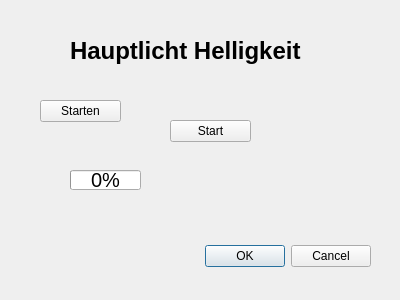
Before: the Qt Designer form JugendControllPanel/einstellunghauptlicht.ui in mvu/jugendprojekt, drawn with Qt 5.
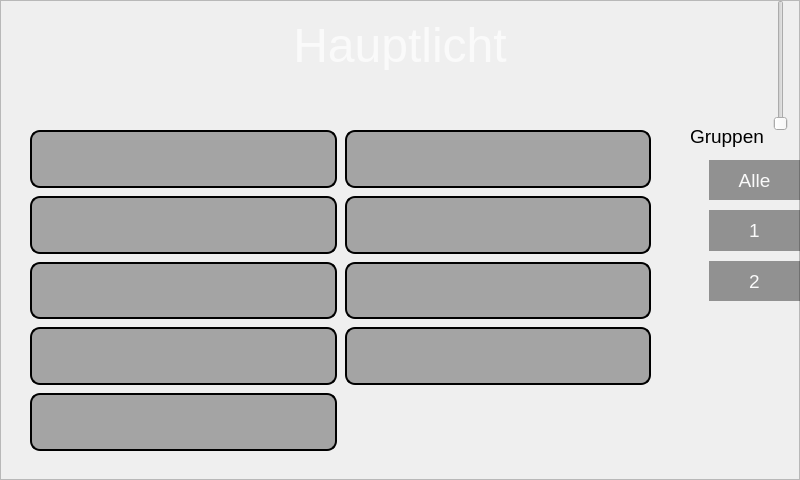
After: the same form once the commit is applied. Icons and pictures are not drawn.

```diff
--- a/JugendControllPanel/einstellunghauptlicht.ui
+++ b/JugendControllPanel/einstellunghauptlicht.ui
@@ -6,105 +6,532 @@
    <rect>
     <x>0</x>
     <y>0</y>
-    <width>400</width>
-    <height>300</height>
+    <width>800</width>
+    <height>480</height>
    </rect>
   </property>
   <property name="maximumSize">
    <size>
-    <width>400</width>
-    <height>300</height>
+    <width>800</width>
+    <height>480</height>
    </size>
   </property>
   <property name="windowTitle">
    <string>Dialog</string>
   </property>
-  <widget class="QDialogButtonBox" name="buttonBox">
-   <property name="geometry">
-    <rect>
-     <x>30</x>
-     <y>240</y>
-     <width>341</width>
-     <height>32</height>
-    </rect>
-   </property>
-   <property name="orientation">
-    <enum>Qt::Horizontal</enum>
-   </property>
-   <property name="standardButtons">
-    <set>QDialogButtonBox::Cancel|QDialogButtonBox::Ok</set>
-   </property>
-  </widget>
-  <widget class="QProgressBar" name="HelligkeitAnzeige">
-   <property name="geometry">
-    <rect>
-     <x>70</x>
-     <y>170</y>
-     <width>71</width>
-     <height>20</height>
-    </rect>
-   </property>
-   <property name="font">
-    <font>
-     <pointsize>15</pointsize>
-    </font>
-   </property>
-   <property name="layoutDirection">
-    <enum>Qt::LeftToRight</enum>
-   </property>
-   <property name="value">
-    <number>0</number>
-   </property>
-   <property name="orientation">
-    <enum>Qt::Horizontal</enum>
-   </property>
-  </widget>
+  <property name="styleSheet">
+   <string notr="true"/>
+  </property>
   <widget class="QLabel" name="label">
    <property name="geometry">
     <rect>
-     <x>70</x>
+     <x>0</x>
      <y>20</y>
-     <width>271</width>
-     <height>61</height>
+     <width>800</width>
+     <height>50</height>
     </rect>
    </property>
    <property name="font">
     <font>
-     <pointsize>18</pointsize>
-     <weight>75</weight>
-     <bold>true</bold>
+     <pointsize>36</pointsize>
+     <weight>50</weight>
+     <bold>false</bold>
     </font>
    </property>
+   <property name="styleSheet">
+    <string notr="true">color:rgb(250,250,250);</string>
+   </property>
    <property name="text">
-    <string>Hauptlicht Helligkeit</string>
+    <string>Hauptlicht</string>
    </property>
+   <property name="textFormat">
+    <enum>Qt::PlainText</enum>
+   </property>
+   <property name="alignment">
+    <set>Qt::AlignCenter</set>
+   </property>
   </widget>
-  <widget class="QPushButton" name="start">
+  <widget class="QSlider" name="verticalSlider">
    <property name="geometry">
     <rect>
-     <x>170</x>
-     <y>120</y>
+     <x>770</x>
+     <y>0</y>
+     <width>21</width>
+     <height>131</height>
+    </rect>
+   </property>
+   <property name="maximum">
+    <number>100</number>
+   </property>
+   <property name="orientation">
+    <enum>Qt::Vertical</enum>
+   </property>
+  </widget>
+  <widget class="QWidget" name="verticalLayoutWidget">
+   <property name="geometry">
+    <rect>
+     <x>709</x>
+     <y>160</y>
+     <width>91</width>
+     <height>141</height>
+    </rect>
+   </property>
+   <layout class="QVBoxLayout" name="verticalLayout">
+    <property name="spacing">
+     <number>10</number>
+    </property>
+    <item>
+     <widget class="QPushButton" name="pushButton_alle">
+      <property name="sizePolicy">
+       <sizepolicy hsizetype="Expanding" vsizetype="Expanding">
+        <horstretch>0</horstretch>
+        <verstretch>0</verstretch>
+       </sizepolicy>
+      </property>
+      <property name="font">
+       <font>
+        <pointsize>14</pointsize>
+       </font>
+      </property>
+      <property name="focusPolicy">
+       <enum>Qt::NoFocus</enum>
+      </property>
+      <property name="styleSheet">
+       <string notr="true">border:none;
+background-color:rgba(0,0,0,100);
+color:rgb(250,250,250);</string>
+      </property>
+      <property name="text">
+       <string>Alle</string>
+      </property>
+      <property name="checkable">
+       <bool>true</bool>
+      </property>
+     </widget>
+    </item>
+    <item>
+     <widget class="QPushButton" name="pushButton_Group1">
+      <property name="sizePolicy">
+       <sizepolicy hsizetype="Expanding" vsizetype="Expanding">
+        <horstretch>0</horstretch>
+        <verstretch>0</verstretch>
+       </sizepolicy>
+      </property>
+      <property name="font">
+       <font>
+        <pointsize>14</pointsize>
+       </font>
+      </property>
+      <property name="focusPolicy">
+       <enum>Qt::NoFocus</enum>
+      </property>
+      <property name="styleSheet">
+       <string notr="true">border:none;
+background-color:rgba(0,0,0,100);
+color:rgb(250,250,250);</string>
+      </property>
+      <property name="text">
+       <string>1</string>
+      </property>
+      <property name="checkable">
+       <bool>true</bool>
+      </property>
+     </widget>
+    </item>
+    <item>
+     <widget class="QPushButton" name="pushButton_Group2">
+      <property name="sizePolicy">
+       <sizepolicy hsizetype="Expanding" vsizetype="Expanding">
+        <horstretch>0</horstretch>
+        <verstretch>0</verstretch>
+       </sizepolicy>
+      </property>
+      <property name="font">
+       <font>
+        <pointsize>14</pointsize>
+       </font>
+      </property>
+      <property name="focusPolicy">
+       <enum>Qt::NoFocus</enum>
+      </property>
+      <property name="styleSheet">
+       <string notr="true">border:none;
+background-color:rgba(0,0,0,100);
+color:rgb(250,250,250);</string>
+      </property>
+      <property name="text">
+       <string>2</string>
+      </property>
+      <property name="checkable">
+       <bool>true</bool>
+      </property>
+     </widget>
+    </item>
+   </layout>
+  </widget>
+  <widget class="QLabel" name="label_2">
+   <property name="geometry">
+    <rect>
+     <x>690</x>
+     <y>126</y>
      <width>81</width>
-     <height>22</height>
+     <height>21</height>
     </rect>
    </property>
+   <property name="font">
+    <font>
+     <pointsize>14</pointsize>
+    </font>
+   </property>
    <property name="text">
-    <string>Start</string>
+    <string>Gruppen</string>
    </property>
   </widget>
   <widget class="QPushButton" name="pushButton">
    <property name="geometry">
     <rect>
-     <x>40</x>
+     <x>730</x>
+     <y>410</y>
+     <width>60</width>
+     <height>60</height>
+    </rect>
+   </property>
+   <property name="focusPolicy">
+    <enum>Qt::NoFocus</enum>
+   </property>
+   <property name="styleSheet">
+    <string notr="true">background-color:rgba(0,0,0,0);</string>
+   </property>
+   <property name="text">
+    <string/>
+   </property>
+   <property name="icon">
+    <iconset resource="bilder.qrc">
+     <normaloff>:/bilder/Icons/arrow_left_icon.png</normaloff>:/bilder/Icons/arrow_left_icon.png</iconset>
+   </property>
+   <property name="iconSize">
+    <size>
+     <width>50</width>
+     <height>50</height>
+    </size>
+   </property>
+   <property name="flat">
+    <bool>true</bool>
+   </property>
+  </widget>
+  <widget class="QFrame" name="frame">
+   <property name="geometry">
+    <rect>
+     <x>0</x>
      <y>100</y>
-     <width>81</width>
-     <height>22</height>
+     <width>680</width>
+     <height>380</height>
     </rect>
    </property>
-   <property name="text">
-    <string>Starten</string>
+   <property name="styleSheet">
+    <string notr="true">background-image: url(:/bilder/Icons/back_grundriss.png);</string>
    </property>
+   <property name="frameShape">
+    <enum>QFrame::NoFrame</enum>
+   </property>
+   <property name="frameShadow">
+    <enum>QFrame::Plain</enum>
+   </property>
   </widget>
+  <widget class="QWidget" name="gridLayoutWidget">
+   <property name="geometry">
+    <rect>
+     <x>30</x>
+     <y>130</y>
+     <width>621</width>
+     <height>321</height>
+    </rect>
+   </property>
+   <property name="sizePolicy">
+    <sizepolicy hsizetype="Expanding" vsizetype="Expanding">
+     <horstretch>0</horstretch>
+     <verstretch>0</verstretch>
+    </sizepolicy>
+   </property>
+   <layout class="QGridLayout" name="gridLayout">
+    <property name="spacing">
+     <number>8</number>
+    </property>
+    <item row="1" column="0">
+     <widget class="QPushButton" name="pushButton_2">
+      <property name="sizePolicy">
+       <sizepolicy hsizetype="Expanding" vsizetype="Expanding">
+        <horstretch>0</horstretch>
+        <verstretch>0</verstretch>
+       </sizepolicy>
+      </property>
+      <property name="focusPolicy">
+       <enum>Qt::NoFocus</enum>
+      </property>
+      <property name="styleSheet">
+       <string notr="true">border: 2px solid black;
+border-radius: 10px;
+background-color:rgba(0,0,0,80);</string>
+      </property>
+      <property name="text">
+       <string/>
+      </property>
+      <property name="checkable">
+       <bool>true</bool>
+      </property>
+      <property name="flat">
+       <bool>true</bool>
+      </property>
+     </widget>
+    </item>
+    <item row="3" column="0">
+     <widget class="QPushButton" name="pushButton_4">
+      <property name="sizePolicy">
+       <sizepolicy hsizetype="Expanding" vsizetype="Expanding">
+        <horstretch>0</horstretch>
+        <verstretch>0</verstretch>
+       </sizepolicy>
+      </property>
+      <property name="cursor">
+       <cursorShape>ArrowCursor</cursorShape>
+      </property>
+      <property name="focusPolicy">
+       <enum>Qt::NoFocus</enum>
+      </property>
+      <property name="styleSheet">
+       <string notr="true">border: 2px solid black;
+border-radius: 10px;
+background-color:rgba(0,0,0,80);</string>
+      </property>
+      <property name="text">
+       <string/>
+      </property>
+      <property name="checkable">
+       <bool>true</bool>
+      </property>
+      <property name="flat">
+       <bool>true</bool>
+      </property>
+     </widget>
+    </item>
+    <item row="0" column="0">
+     <widget class="QPushButton" name="pushButton_1">
+      <property name="sizePolicy">
+       <sizepolicy hsizetype="Expanding" vsizetype="Expanding">
+        <horstretch>0</horstretch>
+        <verstretch>0</verstretch>
+       </sizepolicy>
+      </property>
+      <property name="focusPolicy">
+       <enum>Qt::NoFocus</enum>
+      </property>
+      <property name="styleSheet">
+       <string notr="true">border: 2px solid black;
+border-radius: 10px;
+background-color:rgba(0,0,0,80);</string>
+      </property>
+      <property name="text">
+       <string/>
+      </property>
+      <property name="checkable">
+       <bool>true</bool>
+      </property>
+      <property name="flat">
+       <bool>true</bool>
+      </property>
+     </widget>
+    </item>
+    <item row="4" column="0">
+     <widget class="QPushButton" name="pushButton_5">
+      <property name="sizePolicy">
+       <sizepolicy hsizetype="Expanding" vsizetype="Expanding">
+        <horstretch>0</horstretch>
+        <verstretch>0</verstretch>
+       </sizepolicy>
+      </property>
+      <property name="focusPolicy">
+       <enum>Qt::NoFocus</enum>
+      </property>
+      <property name="styleSheet">
+       <string notr="true">border: 2px solid black;
+border-radius: 10px;
+background-color:rgba(0,0,0,80);</string>
+      </property>
+      <property name="text">
+       <string/>
+      </property>
+      <property name="checkable">
+       <bool>true</bool>
+      </property>
+      <property name="flat">
+       <bool>true</bool>
+      </property>
+     </widget>
+    </item>
+    <item row="2" column="0">
+     <widget class="QPushButton" name="pushButton_3">
+      <property name="sizePolicy">
+       <sizepolicy hsizetype="Expanding" vsizetype="Expanding">
+        <horstretch>0</horstretch>
+        <verstretch>0</verstretch>
+       </sizepolicy>
+      </property>
+      <property name="focusPolicy">
+       <enum>Qt::NoFocus</enum>
+      </property>
+      <property name="styleSheet">
+       <string notr="true">border: 2px solid black;
+border-radius: 10px;
+background-color:rgba(0,0,0,80);</string>
+      </property>
+      <property name="text">
+       <string/>
+      </property>
+      <property name="checkable">
+       <bool>true</bool>
+      </property>
+      <property name="flat">
+       <bool>true</bool>
+      </property>
+     </widget>
+    </item>
+    <item row="0" column="1">
+     <widget class="QPushButton" name="pushButton_6">
+      <property name="sizePolicy">
+       <sizepolicy hsizetype="Expanding" vsizetype="Expanding">
+        <horstretch>0</horstretch>
+        <verstretch>0</verstretch>
+       </sizepolicy>
+      </property>
+      <property name="focusPolicy">
+       <enum>Qt::NoFocus</enum>
+      </property>
+      <property name="styleSheet">
+       <string notr="true">border: 2px solid black;
+border-radius: 10px;
+background-color:rgba(0,0,0,80);</string>
+      </property>
+      <property name="text">
+       <string/>
+      </property>
+      <property name="checkable">
+       <bool>true</bool>
+      </property>
+      <property name="flat">
+       <bool>true</bool>
+      </property>
+     </widget>
+    </item>
+    <item row="1" column="1">
+     <widget class="QPushButton" name="pushButton_7">
+      <property name="sizePolicy">
+       <sizepolicy hsizetype="Expanding" vsizetype="Expanding">
+        <horstretch>0</horstretch>
+        <verstretch>0</verstretch>
+       </sizepolicy>
+      </property>
+      <property name="focusPolicy">
+       <enum>Qt::NoFocus</enum>
+      </property>
+      <property name="styleSheet">
+       <string notr="true">border: 2px solid black;
+border-radius: 10px;
+background-color:rgba(0,0,0,80);</string>
+      </property>
+      <property name="text">
+       <string/>
+      </property>
+      <property name="checkable">
+       <bool>true</bool>
+      </property>
+      <property name="flat">
+       <bool>true</bool>
+      </property>
+     </widget>
+    </item>
+    <item row="2" column="1">
+     <widget class="QPushButton" name="pushButton_8">
+      <property name="sizePolicy">
+       <sizepolicy hsizetype="Expanding" vsizetype="Expanding">
+        <horstretch>0</horstretch>
+        <verstretch>0</verstretch>
+       </sizepolicy>
+      </property>
+      <property name="focusPolicy">
+       <enum>Qt::NoFocus</enum>
+      </property>
+      <property name="styleSheet">
+       <string notr="true">border: 2px solid black;
+border-radius: 10px;
+background-color:rgba(0,0,0,80);</string>
+      </property>
+      <property name="text">
+       <string/>
+      </property>
+      <property name="checkable">
+       <bool>true</bool>
+      </property>
+      <property name="flat">
+       <bool>true</bool>
+      </property>
+     </widget>
+    </item>
+    <item row="3" column="1">
+     <widget class="QPushButton" name="pushButton_9">
+      <property name="sizePolicy">
+       <sizepolicy hsizetype="Expanding" vsizetype="Expanding">
+        <horstretch>0</horstretch>
+        <verstretch>0</verstretch>
+       </sizepolicy>
+      </property>
+      <property name="focusPolicy">
+       <enum>Qt::NoFocus</enum>
+      </property>
+      <property name="styleSheet">
+       <string notr="true">border: 2px solid black;
+border-radius: 10px;
+background-color:rgba(0,0,0,80);</string>
+      </property>
+      <property name="text">
+       <string/>
+      </property>
+      <property name="checkable">
+       <bool>true</bool>
+      </property>
+      <property name="flat">
+       <bool>true</bool>
+      </property>
+     </widget>
+    </item>
+   </layout>
+  </widget>
+  <widget class="QFrame" name="frame_2">
+   <property name="geometry">
+    <rect>
+     <x>0</x>
+     <y>0</y>
+     <width>800</width>
+     <height>480</height>
+    </rect>
+   </property>
+   <property name="styleSheet">
+    <string notr="true">background-image: url(:/bilder/Icons/back_dark.png);</string>
+   </property>
+   <property name="frameShape">
+    <enum>QFrame::StyledPanel</enum>
+   </property>
+   <property name="frameShadow">
+    <enum>QFrame::Raised</enum>
+   </property>
+  </widget>
+  <zorder>frame_2</zorder>
+  <zorder>frame</zorder>
+  <zorder>label</zorder>
+  <zorder>verticalSlider</zorder>
+  <zorder>verticalLayoutWidget</zorder>
+  <zorder>label_2</zorder>
+  <zorder>pushButton_back</zorder>
+  <zorder>gridLayoutWidget</zorder>
  </widget>
  <resources/>
  <connections>
```
Left out of the diff: 41 changed lines with no effect on the pictures.
